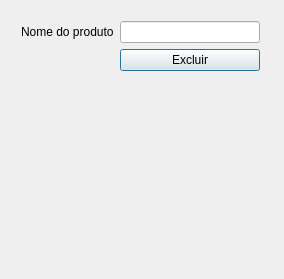
Qt form excluir_form.ui (duccl/Projeto-Controle-de-Estoque-CC4652) before a commit.
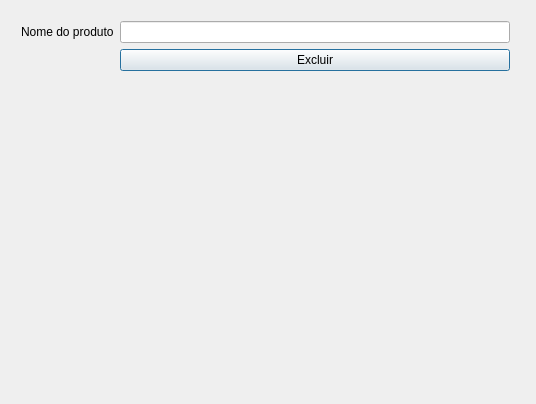
The same form after that commit.

What changed in the file:
```diff
--- a/excluir_form.ui
+++ b/excluir_form.ui
@@ -6,8 +6,8 @@
    <rect>
     <x>0</x>
     <y>0</y>
-    <width>284</width>
-    <height>279</height>
+    <width>536</width>
+    <height>404</height>
    </rect>
   </property>
   <property name="windowTitle">
@@ -18,8 +18,8 @@
     <rect>
      <x>10</x>
      <y>10</y>
-     <width>261</width>
-     <height>241</height>
+     <width>511</width>
+     <height>371</height>
     </rect>
    </property>
    <layout class="QFormLayout" name="formLayout">
```
